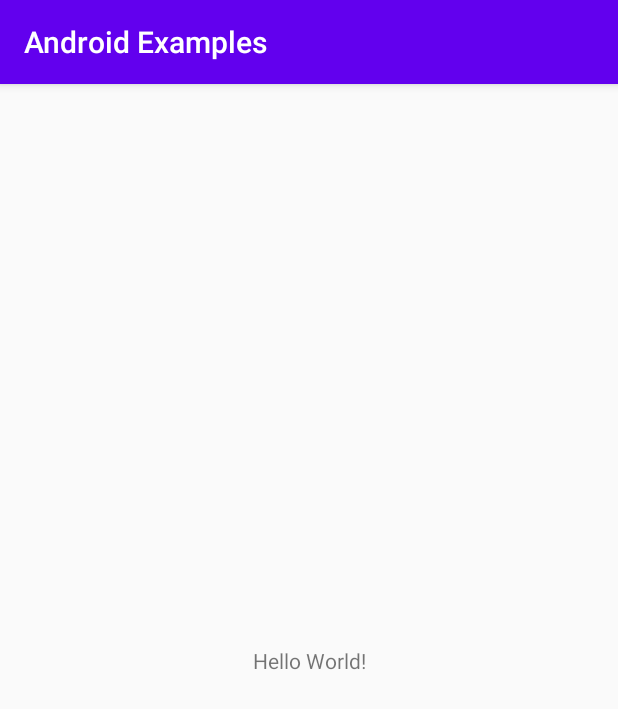
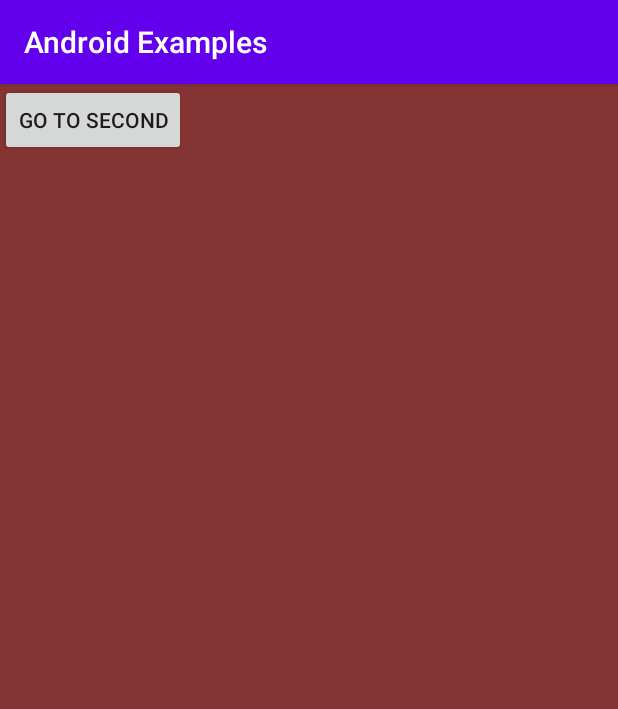
Before and after one commit to milad0x6d/android-samples, an Android app: the screen it shows after launch (MainActivity), on a phone screen of 412 x 824 dp. Shown: the top 709 px of the screen. Run offline under Robolectric (Android 15) with nearby library versions, the phone set to English and light mode, and no system bars.

Commit message:
navigation component done

```diff
--- /dev/null
+++ b/app/src/main/java/ir/milad/androidexamples/FirstFragment.kt
@@ -0,0 +1,32 @@
+package ir.milad.androidexamples
+
+
+import android.os.Bundle
+import androidx.fragment.app.Fragment
+import android.view.LayoutInflater
+import android.view.View
+import android.view.ViewGroup
+import androidx.navigation.Navigation
+import ir.milad.androidexamples.R
+import kotlinx.android.synthetic.main.fragment_first.*
+
+/**
+ * A simple [Fragment] subclass.
+ */
+class FirstFragment : Fragment() {
+
+    override fun onCreateView(
+        inflater: LayoutInflater, container: ViewGroup?,
+        savedInstanceState: Bundle?
+    ): View? {
+        // Inflate the layout for this fragment
+        return inflater.inflate(R.layout.fragment_first, container, false)
+    }
+
+    override fun onViewCreated(view: View, savedInstanceState: Bundle?) {
+        super.onViewCreated(view, savedInstanceState)
+        buttonFirst.setOnClickListener{
+            Navigation.findNavController(view).navigate(R.id.action_firstFragment_to_secondFragment)
+        }
+    }
+}
--- a/app/src/main/java/ir/milad/androidexamples/MainActivity.kt
+++ b/app/src/main/java/ir/milad/androidexamples/MainActivity.kt
@@ -1,7 +1,9 @@
 package ir.milad.androidexamples
 
+import android.os.Bundle
 import androidx.appcompat.app.AppCompatActivity
-import android.os.Bundle
+import androidx.navigation.fragment.NavHostFragment.findNavController
+import kotlinx.android.synthetic.main.activity_main.*
 
 class MainActivity : AppCompatActivity() {
 
@@ -9,4 +11,8 @@ class MainActivity : AppCompatActivity() {
         super.onCreate(savedInstanceState)
         setContentView(R.layout.activity_main)
     }
+
+    override fun onSupportNavigateUp() =
+        findNavController(nav_host_fragment).navigateUp()
+
 }
--- a/app/src/main/res/layout/activity_main.xml
+++ b/app/src/main/res/layout/activity_main.xml
@@ -1,18 +1,19 @@
 <?xml version="1.0" encoding="utf-8"?>
-<androidx.constraintlayout.widget.ConstraintLayout xmlns:android="http://schemas.android.com/apk/res/android"
+<androidx.constraintlayout.widget.ConstraintLayout
+    xmlns:android="http://schemas.android.com/apk/res/android"
     xmlns:app="http://schemas.android.com/apk/res-auto"
     xmlns:tools="http://schemas.android.com/tools"
     android:layout_width="match_parent"
     android:layout_height="match_parent"
     tools:context=".MainActivity">
 
-    <TextView
-        android:layout_width="wrap_content"
-        android:layout_height="wrap_content"
-        android:text="Hello World!"
-        app:layout_constraintBottom_toBottomOf="parent"
-        app:layout_constraintLeft_toLeftOf="parent"
-        app:layout_constraintRight_toRightOf="parent"
-        app:layout_constraintTop_toTopOf="parent" />
+    <fragment
+        android:id="@+id/nav_host_fragment"
+        android:name="androidx.navigation.fragment.NavHostFragment"
+        android:layout_width="match_parent"
+        android:layout_height="match_parent"
+        app:defaultNavHost="true"
+        app:navGraph="@navigation/navigation_graph" />
+
 
 </androidx.constraintlayout.widget.ConstraintLayout>
--- /dev/null
+++ b/app/src/main/res/layout/fragment_first.xml
@@ -0,0 +1,14 @@
+<?xml version="1.0" encoding="utf-8"?>
+<FrameLayout xmlns:android="http://schemas.android.com/apk/res/android"
+    xmlns:tools="http://schemas.android.com/tools"
+    android:layout_width="match_parent"
+    android:layout_height="match_parent"
+    android:background="#853434"
+    tools:context=".FirstFragment">
+
+    <Button
+        android:id="@+id/buttonFirst"
+        android:layout_width="wrap_content"
+        android:layout_height="wrap_content"
+        android:text="Go To Second"/>
+</FrameLayout>
--- /dev/null
+++ b/app/src/main/res/navigation/navigation_graph.xml
@@ -0,0 +1,34 @@
+<?xml version="1.0" encoding="utf-8"?>
+<navigation xmlns:android="http://schemas.android.com/apk/res/android"
+    xmlns:app="http://schemas.android.com/apk/res-auto"
+    xmlns:tools="http://schemas.android.com/tools"
+    android:id="@+id/navigation_graph.xml"
+    app:startDestination="@id/firstFragment">
+    <fragment
+        android:id="@+id/firstFragment"
+        android:name="ir.milad.androidexamples.FirstFragment"
+        android:label="fragment_first"
+        tools:layout="@layout/fragment_first" >
+        <action
+            android:id="@+id/action_firstFragment_to_secondFragment"
+            app:destination="@id/secondFragment" />
+        <argument
+            android:name="custom_family"
+            app:argType="string"
+            android:defaultValue="milad" />
+    </fragment>
+    <fragment
+        android:id="@+id/secondFragment"
+        android:name="ir.milad.androidexamples.SecondFragment"
+        android:label="fragment_second"
+        tools:layout="@layout/fragment_second" >
+        <action
+            android:id="@+id/action_secondFragment_to_thirdFragment"
+            app:destination="@id/thirdFragment" />
+    </fragment>
+    <fragment
+        android:id="@+id/thirdFragment"
+        android:name="ir.milad.androidexamples.ThirdFragment"
+        android:label="fragment_third"
+        tools:layout="@layout/fragment_third" />
+</navigation>
```
Also changed, not shown: app/build.gradle (+7 -4 lines), app/src/main/java/ir/milad/androidexamples/SecondFragment.kt (added, +62 -0 lines), app/src/main/java/ir/milad/androidexamples/ThirdFragment.kt (added, +36 -0 lines), app/src/main/res/layout/fragment_second.xml (added, +13 -0 lines), app/src/main/res/layout/fragment_third.xml (added, +28 -0 lines).
